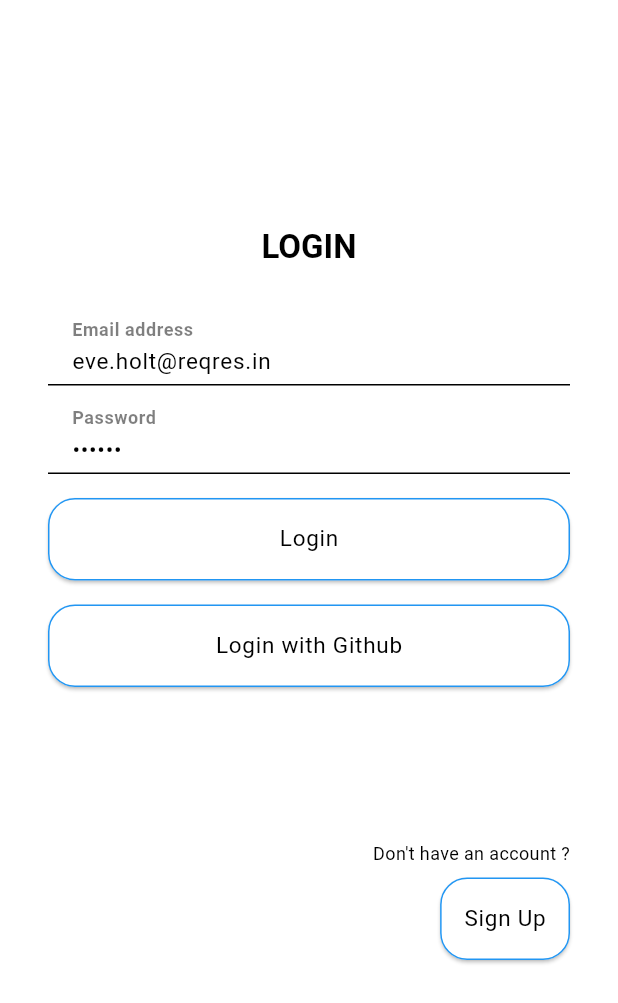
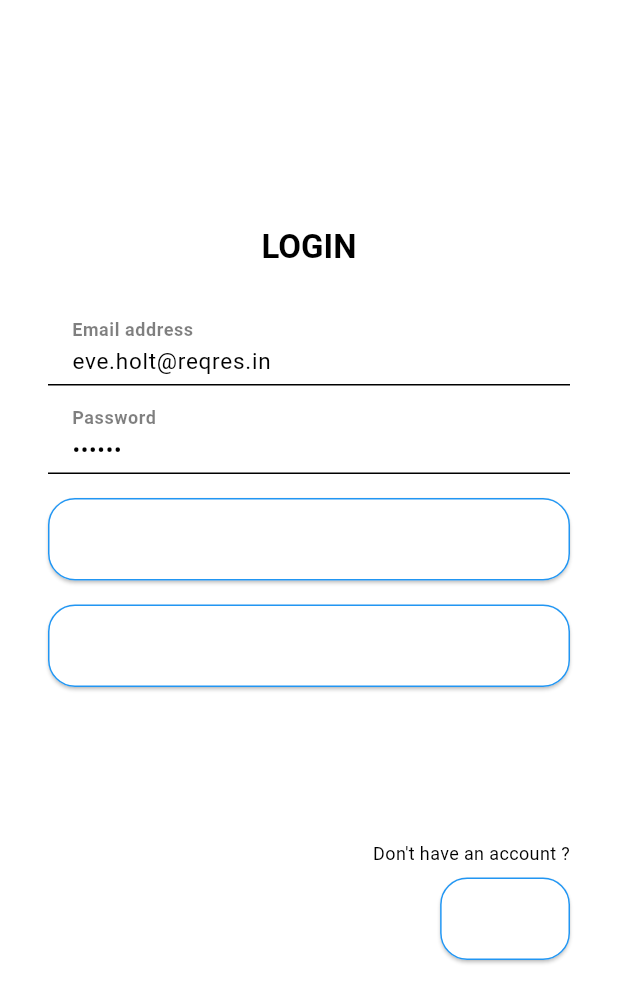
Before and after one commit to LeXuanKhanh/lxk_flutter_boilerplate, a Flutter app: the screen it shows after launch, on a phone screen of 412 x 824 dp. Shown: the top 1003 px of the screen. Run offline on Flutter 3.47's test engine with Material 3 defaults, Android fonts, the phone set to English and light mode, and no system bars; drawn by our look-alikes of loader_overlay; our stand-ins replace bloc, cached_network_image, dio, equatable, flutter_bloc, flutter_secure_storage and 4 more; missing offline and left inert: gql, loadmore.

Commit message:
Add webview screen

```diff
--- a/lib/api_sdk/graphql_method/graphql_operation/queries/readRepositories.dart
+++ b/lib/api_sdk/graphql_method/graphql_operation/queries/readRepositories.dart
@@ -7,6 +7,10 @@ const String readRepositories = r'''
           id
           name
           viewerHasStarred
+          url
+          stargazerCount
+          isFork
+          forkCount
         }
       }
     }
--- a/lib/shared/modules/github_repo/models/repo.dart
+++ b/lib/shared/modules/github_repo/models/repo.dart
@@ -1,13 +1,67 @@
+import 'dart:convert';
+
+List<Repo> repoFromJsonStr(String str) => List<Repo>.from(json.decode(str).map((x) => Repo.fromJson(x)));
+List<Repo> repoFromJsonArr(List<dynamic> jsonArr) => jsonArr
+    .map((dynamic e) => Repo.fromJson(e))
+    .toList();
+
+String repoToJson(List<Repo> data) => json.encode(List<dynamic>.from(data.map((x) => x.toJson())));
+
 class Repo {
-  const Repo({
+  String id;
+  String name;
+  bool viewerHasStarred;
+  String url;
+  int stargazerCount;
+  bool isFork;
+  int forkCount;
+
+  Repo({
     required this.id,
     required this.name,
     required this.viewerHasStarred,
-    this.isLoading = false,
+    required this.url,
+    required this.stargazerCount,
+    required this.isFork,
+    required this.forkCount,
   });
 
-  final String id;
-  final String name;
-  final bool viewerHasStarred;
-  final bool isLoading;
+  Repo copyWith({
+    String? id,
+    String? name,
+    bool? viewerHasStarred,
+    String? url,
+    int? stargazerCount,
+    bool? isFork,
+    int? forkCount,
+  }) =>
+      Repo(
+        id: id ?? this.id,
+        name: name ?? this.name,
+        viewerHasStarred: viewerHasStarred ?? this.viewerHasStarred,
+        url: url ?? this.url,
+        stargazerCount: stargazerCount ?? this.stargazerCount,
+        isFork: isFork ?? this.isFork,
+        forkCount: forkCount ?? this.forkCount,
+      );
+
+  factory Repo.fromJson(Map<String, dynamic> json) => Repo(
+    id: json["id"],
+    name: json["name"],
+    viewerHasStarred: json["viewerHasStarred"],
+    url: json["url"],
+    stargazerCount: json["stargazerCount"],
+    isFork: json["isFork"],
+    forkCount: json["forkCount"],
+  );
+
+  Map<String, dynamic> toJson() => {
+    "id": id,
+    "name": name,
+    "viewerHasStarred": viewerHasStarred,
+    "url": url,
+    "stargazerCount": stargazerCount,
+    "isFork": isFork,
+    "forkCount": forkCount,
+  };
 }
--- a/lib/src/config/color_constants.dart
+++ b/lib/src/config/color_constants.dart
@@ -15,4 +15,6 @@ class ColorConstants {
   static Color darkScaffoldBackgroundColor = const Color(0xff2F2E2E);
   static Color secondaryAppColor = const Color(0xff5e92f3);
   static Color secondaryDarkAppColor = Colors.white;
+  static Color onColorSurfaceColor = Colors.white;
+  static Color onColorSurfaceDarkColor = Colors.black;
 }
--- a/lib/src/config/theme_data.dart
+++ b/lib/src/config/theme_data.dart
@@ -17,7 +17,7 @@ class ThemeConfig {
       buttonText: ColorConstants.secondaryDarkAppColor,
       disabled: ColorConstants.secondaryDarkAppColor,
       error: Colors.red,
-      );
+      onSurfaceColor: ColorConstants.onColorSurfaceDarkColor);
 
   static ThemeData get lightTheme => createTheme(
       brightness: Brightness.light,
@@ -31,7 +31,7 @@ class ThemeConfig {
       buttonText: ColorConstants.secondaryAppColor,
       disabled: ColorConstants.secondaryAppColor,
       error: Colors.red,
-      );
+      onSurfaceColor: ColorConstants.onColorSurfaceColor);
 
   static ThemeData createTheme({
     required Brightness brightness,
@@ -45,6 +45,7 @@ class ThemeConfig {
     required Color cardBackground,
     required Color disabled,
     required Color error,
+    required Color onSurfaceColor,
   }) {
     final baseTextTheme = brightness == Brightness.dark
         ? Typography.blackMountainView
@@ -79,23 +80,23 @@ class ThemeConfig {
             SystemUiOverlayStyle(statusBarBrightness: brightness),
         color: cardBackground,
         iconTheme: IconThemeData(
-          color: secondaryText,
+          color: onSurfaceColor,
         ),
         toolbarTextStyle: TextTheme(
           bodyLarge: baseTextTheme.bodyLarge?.copyWith(
-            color: secondaryText,
+            color: onSurfaceColor,
             fontSize: 18,
           ),
         ).bodyMedium,
         titleTextStyle: TextTheme(
           bodyLarge: baseTextTheme.bodyLarge?.copyWith(
-            color: secondaryText,
+            color: onSurfaceColor,
             fontSize: 18,
           ),
         ).titleLarge,
       ),
       iconTheme: IconThemeData(
-        color: secondaryText,
+        color: onSurfaceColor,
         size: 16.0,
       ),
       buttonTheme: ButtonThemeData(
@@ -204,31 +205,57 @@ class ThemeConfig {
         cursorColor: accentColor,
         selectionColor: accentColor,
         selectionHandleColor: accentColor,
-      ), checkboxTheme: CheckboxThemeData(
- fillColor: MaterialStateProperty.resolveWith<Color?>((Set<MaterialState> states) {
- if (states.contains(MaterialState.disabled)) { return null; }
- if (states.contains(MaterialState.selected)) { return accentColor; }
+      ),
+      checkboxTheme: CheckboxThemeData(
+        fillColor: MaterialStateProperty.resolveWith<Color?>(
+            (Set<MaterialState> states) {
+          if (states.contains(MaterialState.disabled)) {
+            return null;
+          }
+          if (states.contains(MaterialState.selected)) {
+            return accentColor;
+          }
           return null;
         }),
- ), radioTheme: RadioThemeData(
- fillColor: MaterialStateProperty.resolveWith<Color?>((Set<MaterialState> states) {
- if (states.contains(MaterialState.disabled)) { return null; }
- if (states.contains(MaterialState.selected)) { return accentColor; }
+      ),
+      radioTheme: RadioThemeData(
+        fillColor: MaterialStateProperty.resolveWith<Color?>(
+            (Set<MaterialState> states) {
+          if (states.contains(MaterialState.disabled)) {
+            return null;
+          }
+          if (states.contains(MaterialState.selected)) {
+            return accentColor;
+          }
           return null;
         }),
- ), switchTheme: SwitchThemeData(
- thumbColor: MaterialStateProperty.resolveWith<Color?>((Set<MaterialState> states) {
- if (states.contains(MaterialState.disabled)) { return null; }
- if (states.contains(MaterialState.selected)) { return accentColor; }
+      ),
+      switchTheme: SwitchThemeData(
+        thumbColor: MaterialStateProperty.resolveWith<Color?>(
+            (Set<MaterialState> states) {
+          if (states.contains(MaterialState.disabled)) {
+            return null;
+          }
+          if (states.contains(MaterialState.selected)) {
+            return accentColor;
+          }
           return null;
         }),
- trackColor: MaterialStateProperty.resolveWith<Color?>((Set<MaterialState> states) {
- if (states.contains(MaterialState.disabled)) { return null; }
- if (states.contains(MaterialState.selected)) { return accentColor; }
+        trackColor: MaterialStateProperty.resolveWith<Color?>(
+            (Set<MaterialState> states) {
+          if (states.contains(MaterialState.disabled)) {
+            return null;
+          }
+          if (states.contains(MaterialState.selected)) {
+            return accentColor;
+          }
           return null;
         }),
- ), colorScheme: ColorScheme.fromSwatch()
-          .copyWith(secondary: accentColor, brightness: brightness).copyWith(background: background).copyWith(error: error),
+      ),
+      colorScheme: ColorScheme.fromSwatch()
+          .copyWith(secondary: accentColor, brightness: brightness)
+          .copyWith(background: background)
+          .copyWith(error: error),
     );
   }
 }
--- a/lib/src/screens/animal/animal_detail_screen.dart
+++ b/lib/src/screens/animal/animal_detail_screen.dart
@@ -4,6 +4,7 @@ import 'package:lxk_flutter_boilerplate/shared/modules/animals/bloc/animal_bloc.
 import 'package:lxk_flutter_boilerplate/shared/modules/animals/bloc/animal_event.dart';
 import 'package:lxk_flutter_boilerplate/shared/modules/animals/bloc/animal_state.dart';
 import 'package:lxk_flutter_boilerplate/shared/modules/animals/models/Animal.dart';
+import 'package:lxk_flutter_boilerplate/src/utils/extension/text_widget+extension.dart';
 import 'package:lxk_flutter_boilerplate/src/utils/general_utils.dart';
 import 'package:lxk_flutter_boilerplate/src/widgets/cache_image_widget.dart';
 import 'package:loader_overlay/loader_overlay.dart';
@@ -76,7 +77,7 @@ class _AnimalDetailScreenState extends State<AnimalDetailScreen> {
         title: Text(
           animal != null ? 'Edit Animal' : 'Create Animal',
           style: Theme.of(context).textTheme.bodyLarge,
-        ),
+        ).onColorSurface,
         actions: [
           IconButton(
               icon: Icon(animal != null ? Icons.edit : Icons.add, size: 26.0),
--- a/lib/src/screens/authentication/authentication_screen.dart
+++ b/lib/src/screens/authentication/authentication_screen.dart
@@ -6,6 +6,7 @@ import 'package:lxk_flutter_boilerplate/src/screens/authentication/signup_screen
 import 'package:lxk_flutter_boilerplate/shared/modules/authentication/bloc/authentication/authentication_bloc.dart';
 import 'package:lxk_flutter_boilerplate/shared/modules/authentication/bloc/authentication/authentication_state.dart';
 import 'package:lxk_flutter_boilerplate/src/screens/authentication/login_screen.dart';
+import 'package:lxk_flutter_boilerplate/src/utils/extension/text_widget+extension.dart';
 
 
 class AuthenticationScreen extends StatefulWidget {
@@ -80,7 +81,7 @@ class _AuthenticationScreenState extends State<AuthenticationScreen> {
                                             style: Theme.of(context)
                                                 .textTheme
                                                 .bodyLarge,
-                                          ),
+                                          ).onColorSurface,
                                           onPressed: () {
                                             setState(() {
                                               showLoginForm = false;
--- a/lib/src/screens/authentication/login_screen.dart
+++ b/lib/src/screens/authentication/login_screen.dart
@@ -7,6 +7,8 @@ import 'package:lxk_flutter_boilerplate/shared/modules/github_repo/bloc/github_r
 import 'package:lxk_flutter_boilerplate/shared/modules/authentication/bloc/authentication/authentication_bloc.dart';
 import 'package:lxk_flutter_boilerplate/shared/modules/authentication/bloc/authentication/authentication_event.dart';
 import 'package:lxk_flutter_boilerplate/shared/modules/authentication/bloc/authentication/authentication_state.dart';
+import 'package:lxk_flutter_boilerplate/src/config/color_constants.dart';
+import 'package:lxk_flutter_boilerplate/src/utils/extension/text_widget+extension.dart';
 
 class LoginForm extends StatefulWidget {
   const LoginForm({super.key});
@@ -72,8 +74,8 @@ class _LoginFormState extends State<LoginForm> {
               builder: (BuildContext context, AuthenticationState state) {
         return state is AuthenticationLoading
             ? CircularProgressIndicator(
-                backgroundColor: Theme.of(context).textTheme.bodyLarge?.color)
-            : Text('Login', style: Theme.of(context).textTheme.bodyLarge);
+                backgroundColor: ColorConstants.onColorSurfaceColor)
+            : Text('Login', style: Theme.of(context).textTheme.bodyLarge).onColorSurface;
       }), onPressed: () {
         if (_key.currentState!.validate()) {
           context.read<AuthenticationBloc>().add(UserLogin(
@@ -95,14 +97,12 @@ class _LoginFormState extends State<LoginForm> {
 
     if (state.isConnected) {
       return Text('Connected with Github',
-          style: Theme.of(context)
-              .textTheme
-              .bodyLarge
-              ?.copyWith(color: Theme.of(context).primaryColor));
+              style: Theme.of(context).textTheme.bodyLarge).color(Theme.of(context).primaryColor);
     }
 
     return Text('Login with Github',
-        style: Theme.of(context).textTheme.bodyLarge);
+            style: Theme.of(context).textTheme.bodyLarge)
+        .onColorSurface;
   }
 
   void onTapGithubButton() {
@@ -124,9 +124,7 @@ class _LoginFormState extends State<LoginForm> {
           BlocBuilder<GithubRepoBloc, GithubRepoState>(
               builder: (BuildContext context, GithubRepoState state) {
             return ElevatedButton(
-                onPressed: state.isConnected
-                    ? null
-                    : onTapGithubButton,
+                onPressed: state.isConnected ? null : onTapGithubButton,
                 child: elevatedButtonChild(state, context));
           }),
         ],
--- a/lib/src/third_parties/github_sign_in/github_sign_in.dart
+++ b/lib/src/third_parties/github_sign_in/github_sign_in.dart
@@ -28,7 +28,7 @@ class GitHubSignIn {
     required this.clientId,
     required this.clientSecret,
     required this.redirectUrl,
-    this.scope = "user,repo",
+    this.scope = "user,public_repo",
     this.title = "",
     this.centerTitle,
     this.allowSignUp = true,
```
Also changed, not shown: lib/shared/modules/github_repo/resources/github_repo_resouces.dart (+1 -9 lines), lib/src/routes/index.dart (+9 -2 lines), lib/src/screens/home/github_repo_list_screen.dart (+34 -8 lines), lib/src/screens/home/index.dart (+20 -10 lines), lib/src/screens/webview/webview_screen.dart (added, +67 -0 lines), lib/src/utils/extension/text_widget+extension.dart (added, +41 -0 lines). Lines whose indentation alone changed are shown as unchanged.
